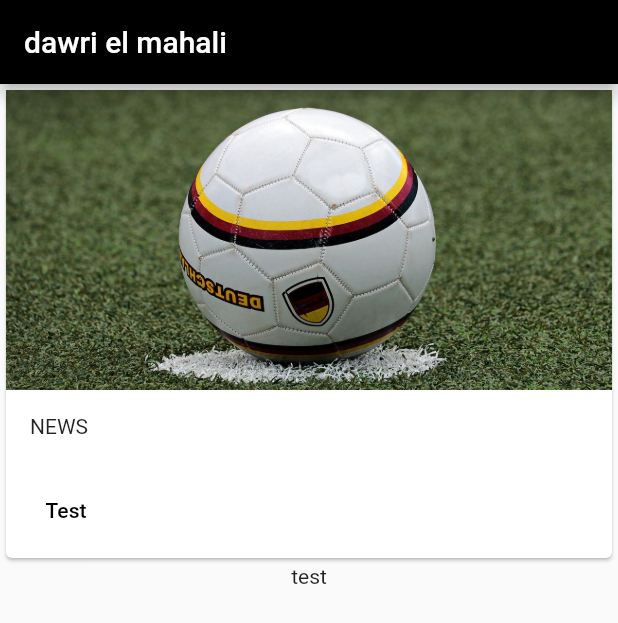
After one commit to rachiddaoud/football, a Flutter app: the screen it shows after launch, on a phone screen of 412 x 824 dp. The commit adds this screen. Shown: the top 623 px of the screen. Run offline on Flutter 3.47's test engine with Material 2 defaults, Android fonts, the phone set to English and light mode, and no system bars.

Commit message:
home_screen UI update card buid

```diff
--- a/lib/main.dart
+++ b/lib/main.dart
@@ -1,5 +1,5 @@
 import 'package:flutter/material.dart';
-import 'screens/home_widget.dart';
+import 'screens/home_screen.dart';
 
 void main() => runApp(App());
 
@@ -8,7 +8,7 @@ class App extends StatelessWidget {
   Widget build(BuildContext context) {
     return MaterialApp(
       title: 'My Flutter App',
-      home: Home(),
+      home: HomeScreen(),
     );
   }
 }
--- /dev/null
+++ b/lib/screens/home_screen.dart
@@ -0,0 +1,59 @@
+import 'package:flutter/material.dart';
+
+class HomeScreen extends StatelessWidget {
+  @override
+  Widget build(BuildContext context) {
+    return MaterialApp(
+        title: 'dawri el mahali',
+        home: Scaffold(
+          appBar: AppBar(
+            title: Text('dawri el mahali'),
+            backgroundColor: Colors.black,
+          ),
+          body: Center(
+            child: Column(
+              children: [
+                Card(
+                  child: InkWell(
+                    splashColor: Colors.amberAccent[50],
+                    onTap: () {
+                      print('hello world');
+                    },
+                    child: Column(
+                      mainAxisSize: MainAxisSize.min,
+                      crossAxisAlignment: CrossAxisAlignment.start,
+                      children: [
+                        Stack(
+                          alignment: Alignment.bottomLeft,
+                          children: [
+                            Ink.image(
+                              height: 200,
+                              image: AssetImage('assets/img/football.jpg'),
+                              fit: BoxFit.fitWidth,
+                            ),
+                          ],
+                        ),
+                        Padding(
+                          padding: const EdgeInsets.all(16.0),
+                          child: Text('NEWS'),
+                        ),
+                        ButtonBar(
+                          alignment: MainAxisAlignment.start,
+                          children: [
+                            FlatButton(
+                              onPressed: () {},
+                              child: Text('Test'),
+                            ),
+                          ],
+                        ),
+                      ],
+                    ),
+                  ),
+                ),
+                Text('test')
+              ],
+            ),
+          ),
+        ));
+  }
+}
--- a/pubspec.yaml
+++ b/pubspec.yaml
@@ -48,6 +48,7 @@ flutter:
   # To add assets to your application, add an assets section, like this:
   assets:
     - assets/json/
+    - assets/img/
   #   - images/a_dot_burr.jpeg
   #   - images/a_dot_ham.jpeg
 
```
Also changed, not shown: assets/img/football.jpg (added), 1 other file.
